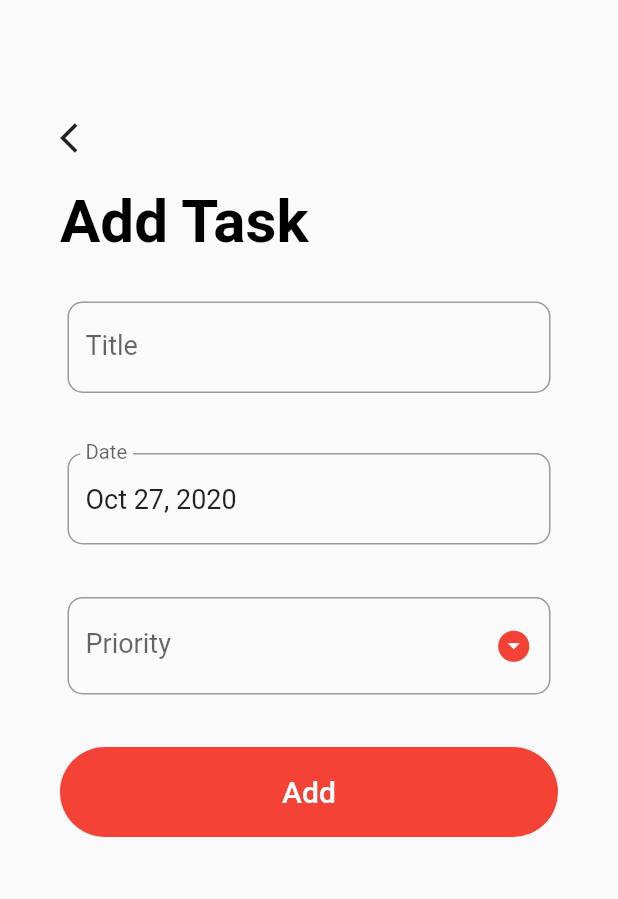
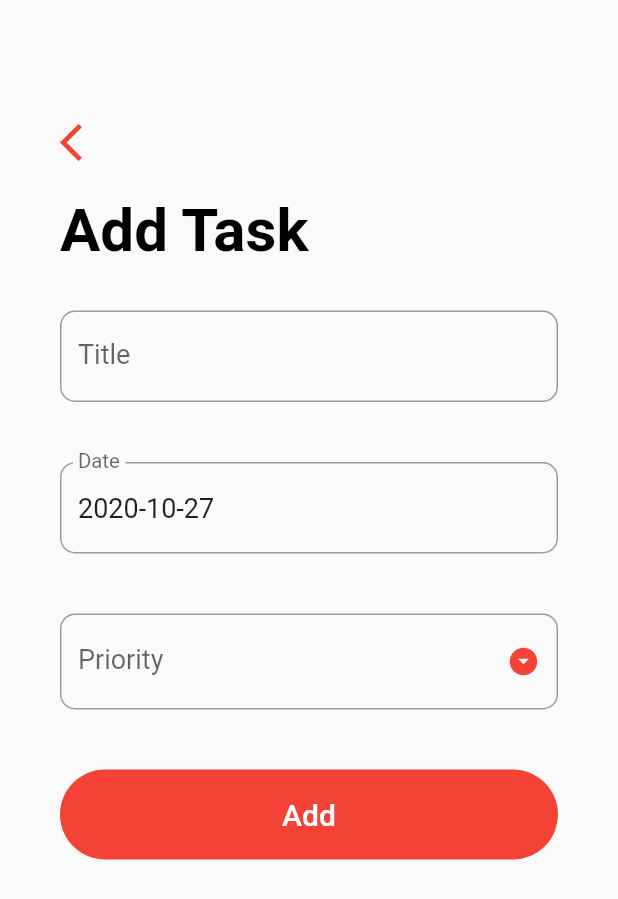
Before and after one commit to PrathmeshSadake/v4, a Flutter app: the screen it shows after launch, after a tap on the "add" icon, on a phone screen of 412 x 824 dp. Shown: the top 899 px of the screen. Run offline on Flutter 3.47's test engine with Material 2 defaults, Android fonts, the phone set to English and light mode, and no system bars; our stand-ins replace sqflite; accounts and stored records are empty.

```diff
--- /dev/null
+++ b/lib/helpers/database_helper.dart
@@ -0,0 +1,89 @@
+import 'dart:io';
+
+import '../models/task_model.dart';
+import 'package:path_provider/path_provider.dart';
+import 'package:sqflite/sqflite.dart';
+
+class DatabaseHelper {
+  static final DatabaseHelper instance = DatabaseHelper._instance();
+  static Database _db;
+
+  DatabaseHelper._instance();
+
+  String tasksTable = 'task_table';
+  String colId = 'id';
+  String colTitle = 'title';
+  String colDate = 'date';
+  String colPriority = 'priority';
+  String colStatus = 'status';
+
+  // Task Tables
+  // Id | Title | Date | Priority | Status
+  // 0     ''      ''      ''         0
+  // 2     ''      ''      ''         0
+  // 3     ''      ''      ''         0
+
+  Future<Database> get db async {
+    if (_db == null) {
+      _db = await _initDb();
+    }
+    return _db;
+  }
+
+  Future<Database> _initDb() async {
+    Directory dir = await getApplicationDocumentsDirectory();
+    String path = dir.path + '/scheduler.db';
+    final todoListDb =
+        await openDatabase(path, version: 1, onCreate: _createDb);
+    return todoListDb;
+  }
+
+  void _createDb(Database db, int version) async {
+    await db.execute(
+      'CREATE TABLE $tasksTable($colId INTEGER PRIMARY KEY AUTOINCREMENT, $colTitle TEXT, $colDate TEXT, $colPriority TEXT, $colStatus INTEGER)',
+    );
+  }
+
+  Future<List<Map<String, dynamic>>> getTaskMapList() async {
+    Database db = await this.db;
+    final List<Map<String, dynamic>> result = await db.query(tasksTable);
+    return result;
+  }
+
+  Future<List<Task>> getTaskList() async {
+    final List<Map<String, dynamic>> taskMapList = await getTaskMapList();
+    final List<Task> taskList = [];
+    taskMapList.forEach((taskMap) {
+      taskList.add(Task.fromMap(taskMap));
+    });
+    taskList.sort((taskA, taskB) => taskA.date.compareTo(taskB.date));
+    return taskList;
+  }
+
+  Future<int> insertTask(Task task) async {
+    Database db = await this.db;
+    final int result = await db.insert(tasksTable, task.toMap());
+    return result;
+  }
+
+  Future<int> updateTask(Task task) async {
+    Database db = await this.db;
+    final int result = await db.update(
+      tasksTable,
+      task.toMap(),
+      where: '$colId = ?',
+      whereArgs: [task.id],
+    );
+    return result;
+  }
+
+  Future<int> deleteTask(int id) async {
+    Database db = await this.db;
+    final int result = await db.delete(
+      tasksTable,
+      where: '$colId = ?',
+      whereArgs: [id],
+    );
+    return result;
+  }
+}
--- a/lib/screens/add_task_screen.dart
+++ b/lib/screens/add_task_screen.dart
@@ -1,27 +1,38 @@
 import 'package:flutter/material.dart';
-
+import '../helpers/database_helper.dart';
+import '../models/task_model.dart';
 import 'package:intl/intl.dart';
 
 class AddTaskScreen extends StatefulWidget {
+  final Function updateTaskList;
+  final Task task;
+
+  AddTaskScreen({this.updateTaskList, this.task});
+
   @override
   _AddTaskScreenState createState() => _AddTaskScreenState();
 }
 
 class _AddTaskScreenState extends State<AddTaskScreen> {
-  /* A FormState object can be used to save, reset, and validate every FormField that is a descendant of the associated Form.*/
-  /*Creates a [LabeledGlobalKey], which is a [GlobalKey] with a label used for debugging.
-  The label is purely for debugging and not used for comparing the identity of the key.*/
   final _formKey = GlobalKey<FormState>();
   String _title = '';
   String _priority;
   DateTime _date = DateTime.now();
   TextEditingController _dateController = TextEditingController();
-  final DateFormat _dateFormatter = DateFormat('yMMMd');
+
+  final DateFormat _dateFormatter = DateFormat('yyyy-MM-dd');
   final List<String> _priorities = ['Low', 'Medium', 'High'];
 
   @override
   void initState() {
     super.initState();
+
+    if (widget.task != null) {
+      _title = widget.task.title;
+      _date = widget.task.date;
+      _priority = widget.task.priority;
+    }
+
     _dateController.text = _dateFormatter.format(_date);
   }
 
@@ -38,21 +49,39 @@ class _AddTaskScreenState extends State<AddTaskScreen> {
       firstDate: DateTime(2000),
       lastDate: DateTime(2100),
     );
-
     if (date != null && date != _date) {
       setState(() {
         _date = date;
       });
-      _dateController.text = _dateFormatter.format(_date);
+      _dateController.text = _dateFormatter.(date);
     }
+  }
+
+  _delete() {
+    DatabaseHelper.instance.deleteTask(widget.task.id);
+    widget.updateTaskList();
+    Navigator.pop(context);
   }
 
   _submit() {
     if (_formKey.currentState.validate()) {
       _formKey.currentState.save();
+      print('$_title, $_date, $_priority');
+
+      Task task = Task(title: _title, date: _date, priority: _priority);
+      if (widget.task == null) {
+        // Insert the task to our user's database
+        task.status = 0;
+        DatabaseHelper.instance.insertTask(task);
+      } else {
+        // Update the task
+        task.id = widget.task.id;
+        task.status = widget.task.status;
+        DatabaseHelper.instance.updateTask(task);
       }
-
+      widget.updateTaskList();
       Navigator.pop(context);
+    }
   }
 
   @override
@@ -62,63 +91,52 @@ class _AddTaskScreenState extends State<AddTaskScreen> {
         onTap: () => FocusScope.of(context).unfocus(),
         child: SingleChildScrollView(
           child: Container(
-            padding: EdgeInsets.symmetric(
-              horizontal: 40.0,
-              vertical: 80.0,
-            ),
+            padding: EdgeInsets.symmetric(horizontal: 40.0, vertical: 80.0),
             child: Column(
               crossAxisAlignment: CrossAxisAlignment.start,
-              children: [
+              children: <Widget>[
                 GestureDetector(
                   onTap: () => Navigator.pop(context),
-                  child: Icon(Icons.arrow_back_ios),
+                  child: Icon(
+                    Icons.arrow_back_ios,
+                    size: 30.0,
+                    color: Theme.of(context).primaryColor,
                   ),
-                SizedBox(
-                  height: 20.0,
                 ),
+                SizedBox(height: 20.0),
                 Text(
-                  'Add Task',
+                  widget.task == null ? 'Add Task' : 'Update Task',
                   style: TextStyle(
+                    color: Colors.black,
                     fontSize: 40.0,
                     fontWeight: FontWeight.bold,
-                    color: Colors.black,
                   ),
                 ),
-                SizedBox(
-                  height: 10.0,
-                ),
+                SizedBox(height: 10.0),
                 Form(
                   key: _formKey,
                   child: Column(
-                    children: [
+                    children: <Widget>[
                       Padding(
-                        padding: const EdgeInsets.symmetric(
-                          vertical: 20,
-                          horizontal: 5,
-                        ),
+                        padding: EdgeInsets.symmetric(vertical: 20.0),
                         child: TextFormField(
                           style: TextStyle(fontSize: 18.0),
                           decoration: InputDecoration(
                             labelText: 'Title',
-                            labelStyle: TextStyle(
-                              fontSize: 18.0,
-                            ),
+                            labelStyle: TextStyle(fontSize: 18.0),
                             border: OutlineInputBorder(
                               borderRadius: BorderRadius.circular(10.0),
                             ),
                           ),
                           validator: (input) => input.trim().isEmpty
-                              ? 'Please enter a Task title'
+                              ? 'Please enter a task title'
                               : null,
                           onSaved: (input) => _title = input,
                           initialValue: _title,
                         ),
                       ),
                       Padding(
-                        padding: const EdgeInsets.symmetric(
-                          vertical: 20,
-                          horizontal: 5,
-                        ),
+                        padding: EdgeInsets.symmetric(vertical: 20.0),
                         child: TextFormField(
                           readOnly: true,
                           controller: _dateController,
@@ -126,9 +144,7 @@ class _AddTaskScreenState extends State<AddTaskScreen> {
                           onTap: _handleDatePicker,
                           decoration: InputDecoration(
                             labelText: 'Date',
-                            labelStyle: TextStyle(
-                              fontSize: 18.0,
-                            ),
+                            labelStyle: TextStyle(fontSize: 18.0),
                             border: OutlineInputBorder(
                               borderRadius: BorderRadius.circular(10.0),
                             ),
@@ -136,14 +152,11 @@ class _AddTaskScreenState extends State<AddTaskScreen> {
                         ),
                       ),
                       Padding(
-                        padding: const EdgeInsets.symmetric(
-                          vertical: 15,
-                          horizontal: 5,
-                        ),
+                        padding: EdgeInsets.symmetric(vertical: 20.0),
                         child: DropdownButtonFormField(
-                          isDense: true, //prevents to big text box
+                          isDense: true,
                           icon: Icon(Icons.arrow_drop_down_circle),
-                          iconSize: 25.0,
+                          iconSize: 22.0,
                           iconEnabledColor: Theme.of(context).primaryColor,
                           items: _priorities.map((String priority) {
                             return DropdownMenuItem(
@@ -151,17 +164,16 @@ class _AddTaskScreenState extends State<AddTaskScreen> {
                               child: Text(
                                 priority,
                                 style: TextStyle(
+                                  color: Colors.black,
                                   fontSize: 18.0,
-                                    color: Colors.black,
                                 ),
-                                ));
+                              ),
+                            );
                           }).toList(),
                           style: TextStyle(fontSize: 18.0),
                           decoration: InputDecoration(
                             labelText: 'Priority',
-                            labelStyle: TextStyle(
-                              fontSize: 18.0,
-                            ),
+                            labelStyle: TextStyle(fontSize: 18.0),
                             border: OutlineInputBorder(
                               borderRadius: BorderRadius.circular(10.0),
                             ),
@@ -183,23 +195,43 @@ class _AddTaskScreenState extends State<AddTaskScreen> {
                         width: double.infinity,
                         decoration: BoxDecoration(
                           color: Theme.of(context).primaryColor,
-                          borderRadius: BorderRadius.circular(
-                            30.0,
-                          ),
+                          borderRadius: BorderRadius.circular(30.0),
                         ),
                         child: FlatButton(
-                            onPressed: _submit,
                           child: Text(
-                              'Add',
+                            widget.task == null ? 'Add' : 'Update',
                             style: TextStyle(
                               color: Colors.white,
                               fontSize: 20.0,
                             ),
-                            )),
+                          ),
+                          onPressed: _submit,
+                        ),
+                      ),
+                      widget.task != null
+                          ? Container(
+                              margin: EdgeInsets.symmetric(vertical: 20.0),
+                              height: 60.0,
+                              width: double.infinity,
+                              decoration: BoxDecoration(
+                                color: Theme.of(context).primaryColor,
+                                borderRadius: BorderRadius.circular(30.0),
+                              ),
+                              child: FlatButton(
+                                child: Text(
+                                  'Delete',
+                                  style: TextStyle(
+                                    color: Colors.white,
+                                    fontSize: 20.0,
+                                  ),
+                                ),
+                                onPressed: _delete,
+                              ),
                             )
+                          : SizedBox.shrink(),
                     ],
                   ),
-                )
+                ),
               ],
             ),
           ),
--- a/lib/screens/todo_list_screen.dart
+++ b/lib/screens/todo_list_screen.dart
@@ -1,5 +1,8 @@
 import 'package:flutter/material.dart';
+import '../helpers/database_helper.dart';
+import '../models/task_model.dart';
 import './add_task_screen.dart';
+import 'package:intl/intl.dart';
 
 class TodoListScreen extends StatefulWidget {
   @override
@@ -7,20 +10,62 @@ class TodoListScreen extends StatefulWidget {
 }
 
 class _TodoListScreenState extends State<TodoListScreen> {
-  Widget _buildTask(int index) {
+  Future<List<Task>> _taskList;
+  final DateFormat _dateFormatter = DateFormat('yyyy-MM-dd');
+
+  @override
+  void initState() {
+    super.initState();
+    _updateTaskList();
+  }
+
+  _updateTaskList() {
+    setState(() {
+      _taskList = DatabaseHelper.instance.getTaskList();
+    });
+  }
+
+  Widget _buildTask(Task task) {
     return Padding(
-      padding: const EdgeInsets.symmetric(
-        horizontal: 25.0,
+      padding: EdgeInsets.symmetric(horizontal: 25.0),
+      child: Column(
+        children: <Widget>[
+          ListTile(
+            title: Text(
+              task.title,
+              style: TextStyle(
+                fontSize: 18.0,
+                decoration: task.status == 0
+                    ? TextDecoration.none
+                    : TextDecoration.lineThrough,
               ),
-      child: Column(
-        children: [
-          ListTile(
-            title: Text('Task tile'),
-            subtitle: Text('Oct 2 2019'),
+            ),
+            subtitle: Text(
+              '${_dateFormatter.format(task.date)} • ${task.priority}',
+              style: TextStyle(
+                fontSize: 15.0,
+                decoration: task.status == 0
+                    ? TextDecoration.none
+                    : TextDecoration.lineThrough,
+              ),
+            ),
             trailing: Checkbox(
-              onChanged: (value) {},
+              onChanged: (value) {
+                task.status = value ? 1 : 0;
+                DatabaseHelper.instance.updateTask(task);
+                _updateTaskList();
+              },
               activeColor: Theme.of(context).primaryColor,
-              value: true,
+              value: task.status == 1 ? true : false,
+            ),
+            onTap: () => Navigator.push(
+              context,
+              MaterialPageRoute(
+                builder: (_) => AddTaskScreen(
+                  updateTaskList: _updateTaskList,
+                  task: task,
+                ),
+              ),
             ),
           ),
           Divider(),
@@ -33,49 +78,67 @@ class _TodoListScreenState extends State<TodoListScreen> {
   Widget build(BuildContext context) {
     return Scaffold(
       floatingActionButton: FloatingActionButton(
+        backgroundColor: Theme.of(context).primaryColor,
+        child: Icon(Icons.add),
         onPressed: () => Navigator.push(
           context,
           MaterialPageRoute(
-            builder: (_) => AddTaskScreen(),
+            builder: (_) => AddTaskScreen(
+              updateTaskList: _updateTaskList,
             ),
           ),
-        backgroundColor: Theme.of(context).primaryColor,
-        child: Icon(Icons.add),
         ),
-      body: ListView.builder(
-        itemBuilder: (BuildContext context, index) {
+      ),
+      body: FutureBuilder(
+        future: _taskList,
+        builder: (context, snapshot) {
+          if (!snapshot.hasData) {
+            return Center(
+              child: CircularProgressIndicator(),
+            );
+          }
+
+          final int completedTaskCount = snapshot.data
+              .where((Task task) => task.status == 1)
+              .toList()
+              .length;
+
+          return ListView.builder(
+            padding: EdgeInsets.symmetric(vertical: 80.0),
+            itemCount: 1 + snapshot.data.length,
+            itemBuilder: (BuildContext context, int index) {
               if (index == 0) {
                 return Padding(
-              padding: EdgeInsets.symmetric(
-                horizontal: 40.0,
-                vertical: 20.0,
-              ),
+                  padding:
+                      EdgeInsets.symmetric(horizontal: 40.0, vertical: 20.0),
                   child: Column(
                     crossAxisAlignment: CrossAxisAlignment.start,
-                children: [
+                    children: <Widget>[
                       Text(
                         'My Tasks',
                         style: TextStyle(
+                          color: Colors.black,
                           fontSize: 40.0,
-                      color: Colors.black,
                           fontWeight: FontWeight.bold,
                         ),
                       ),
+                      SizedBox(height: 10.0),
                       Text(
-                    '3 of 8',
+                        '$completedTaskCount of ${snapshot.data.length}',
                         style: TextStyle(
-                      fontSize: 18,
-                      color: Colors.black54,
-                      fontWeight: FontWeight.w500,
+                          color: Colors.grey,
+                          fontSize: 20.0,
+                          fontWeight: FontWeight.w600,
                         ),
                       ),
                     ],
                   ),
                 );
               }
-          return _buildTask(index);
+              return _buildTask(snapshot.data[index - 1]);
             },
-        itemCount: 8,
+          );
+        },
       ),
     );
   }
--- a/pubspec.yaml
+++ b/pubspec.yaml
@@ -29,6 +29,8 @@ dependencies:
   # Use with the CupertinoIcons class for iOS style icons.
   cupertino_icons: ^1.0.0
   intl: ^0.16.1
+  sqflite: ^1.3.0
+  path_provider: ^1.6.22
 
 dev_dependencies:
   flutter_test:
```
Also changed, not shown: pubspec.lock. Lines whose indentation alone changed are shown as unchanged.
